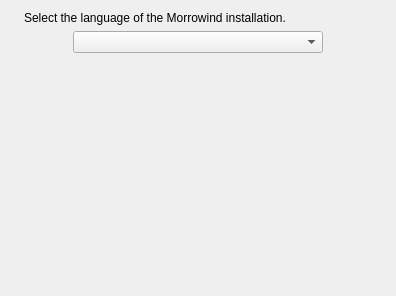
The window that apps/wizard/ui/languageselectionpage.ui (sunhawken/openmw) describes before a commit, drawn with Qt 5.
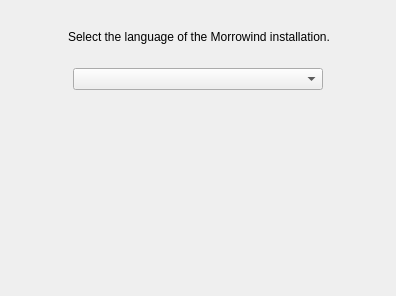
The same window after the commit.

The edit to the form file:
```diff
--- a/apps/wizard/ui/languageselectionpage.ui
+++ b/apps/wizard/ui/languageselectionpage.ui
@@ -23,18 +23,18 @@
    <item>
     <layout class="QHBoxLayout" name="horizontalLayout">
      <item>
-      <widget class="QLabel" name="flagIconLabel">
-       <property name="sizePolicy">
-        <sizepolicy hsizetype="Maximum" vsizetype="Maximum">
-         <horstretch>0</horstretch>
-         <verstretch>0</verstretch>
-        </sizepolicy>
+      <widget class="QToolButton" name="flagIcon">
+       <property name="styleSheet">
+        <string notr="true">QToolButton { border: none; padding: 0px; }</string>
        </property>
-       <property name="textFormat">
-        <enum>Qt::RichText</enum>
+       <property name="text">
+        <string/>
        </property>
-       <property name="alignment">
-        <set>Qt::AlignLeading|Qt::AlignLeft|Qt::AlignTop</set>
+       <property name="iconSize">
+        <size>
+         <width>48</width>
+         <height>48</height>
+        </size>
        </property>
       </widget>
      </item>
```
